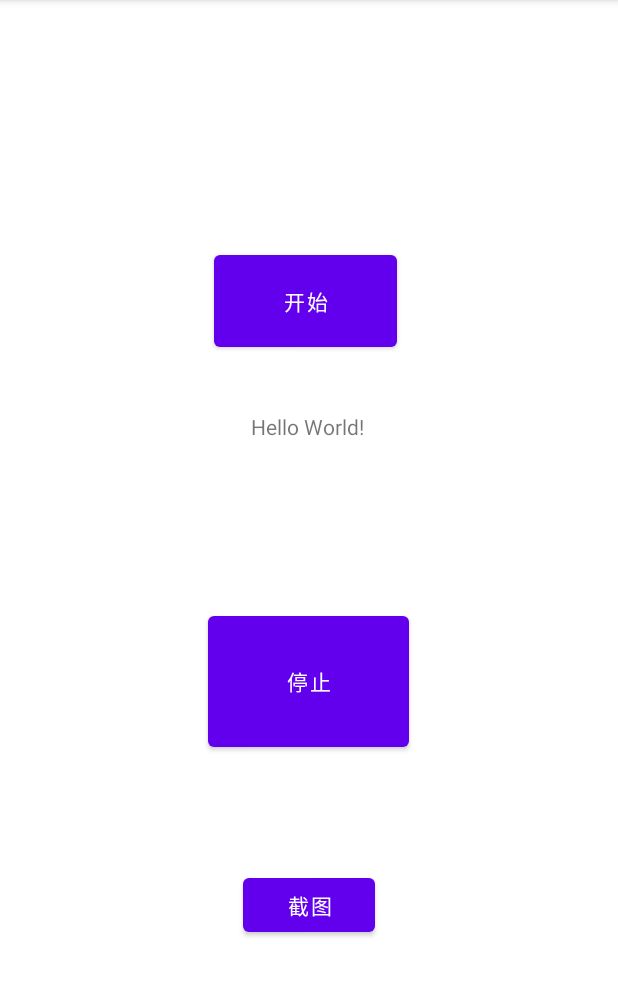
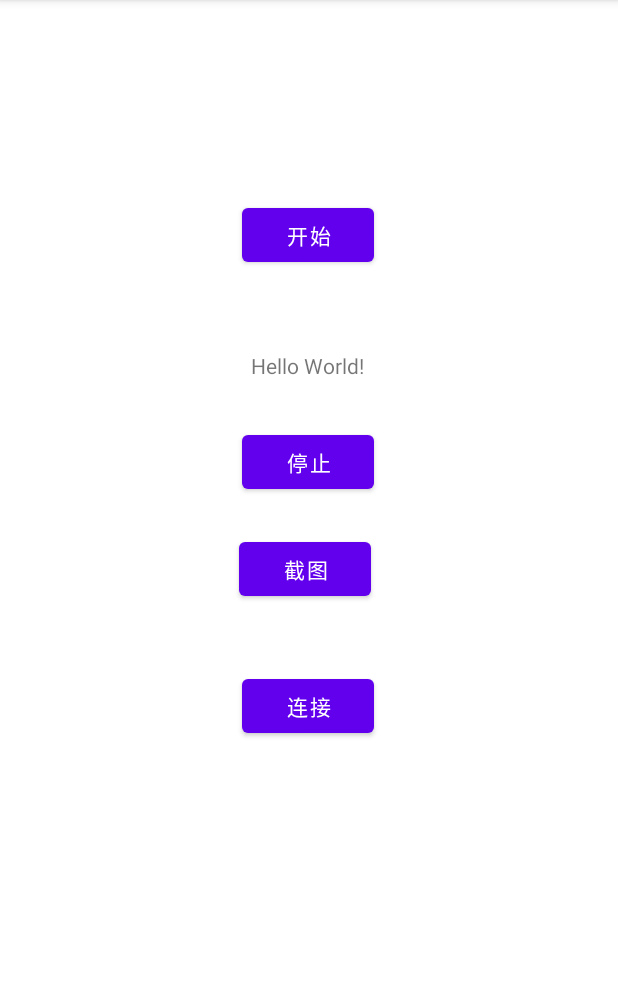
Before and after one commit to Tsingv/Recording, an Android app: the screen it shows after launch (MainActivity), on a phone screen of 412 x 824 dp, the part 84-1080 px from its top. Run offline under Robolectric (Android 15) with nearby library versions, the phone set to English and light mode, and no system bars.

```diff
--- a/app/src/main/java/com/example/recording/MainActivity.java
+++ b/app/src/main/java/com/example/recording/MainActivity.java
@@ -31,10 +31,13 @@ import java.io.IOException;
 public class MainActivity<button> extends AppCompatActivity {
 
     private static final String TAG = "MANMAN";
-    String[] permissions = new String[]{Manifest.permission.RECORD_AUDIO, Manifest.permission.READ_EXTERNAL_STORAGE, Manifest.permission.WRITE_EXTERNAL_STORAGE, Manifest.permission.FOREGROUND_SERVICE, Manifest.permission.CAMERA};
+    private static final int REQUEST_RC = 78999;
+    String[] permissions = new String[]{Manifest.permission.RECORD_AUDIO, Manifest.permission.READ_EXTERNAL_STORAGE, Manifest.permission.WRITE_EXTERNAL_STORAGE, Manifest.permission.FOREGROUND_SERVICE, Manifest.permission.CAMERA, Manifest.permission.INTERNET};
     boolean mPassPermissions = true;
     private ScreenRecordService srecorder = null;
     private ScreenRecordService.Binder binder = null;
+    private RemoteControl.Binder binderRemote = null;
+    private RemoteControl remoteControl = null;
     private int mResultCode;
     private Intent mData;
     private MediaProjectionManager mMediaProjectionManager;
@@ -95,6 +98,27 @@ public class MainActivity<button> extends AppCompatActivity {
 //                intent.putExtra("width", mWindowWidth);
 //                intent.putExtra("height", mWindowHeight);
 //                startService(intent);
+
+                screenshot();
+            }
+        });
+        Button button4 = (Button) findViewById(R.id.btn_connect);
+        button4.setOnClickListener(new View.OnClickListener() {
+            @Override
+            public void onClick(View v) {
+                Log.e("CLICKED", "CONNECT");
+                Intent intent = new Intent(MainActivity.this, RemoteControl.class);
+                bindService(intent, remote, BIND_AUTO_CREATE);
+            }
+        });
+
+        judgePermissions();
+        if(!mPassPermissions) {
+            ActivityCompat.requestPermissions(this, this.permissions, 99);
+        }
+    }
+
+    private void screenshot(){
         Bitmap mBitmap = shotme(MainActivity.this);
         String mImagePath="/sdcard/";
         String mImageName = System.currentTimeMillis() + ".png";
@@ -121,13 +145,23 @@ public class MainActivity<button> extends AppCompatActivity {
             Toast.makeText(MainActivity.super.getApplicationContext(), "Failed", Toast.LENGTH_SHORT).show();
         }
     }
-        });
 
-        judgePermissions();
-        if(!mPassPermissions) {
-            ActivityCompat.requestPermissions(this, this.permissions, 99);
+    private ServiceConnection remote = new ServiceConnection() {
+        @Override
+        public void onServiceConnected(ComponentName name, IBinder service) {
+            binderRemote = (RemoteControl.Binder) service;
+            remoteControl = binderRemote.getService();
+            binderRemote.setData("119.28.213.240", 7888, mWindowWidth, mWindowHeight);
+//            Toast.makeText(MainActivity.this, "ready", Toast.LENGTH_SHORT).show();
+            remoteControl.start();
+            Log.e("HERE", "started");
         }
+
+        @Override
+        public void onServiceDisconnected(ComponentName name) {
+
         }
+    };
 
     public Bitmap shotme(Activity activity){
         View view = activity.getWindow().getDecorView();
--- a/app/src/main/res/layout/activity_main.xml
+++ b/app/src/main/res/layout/activity_main.xml
@@ -16,50 +16,54 @@
         app:layout_constraintLeft_toLeftOf="parent"
         app:layout_constraintRight_toRightOf="parent"
         app:layout_constraintTop_toTopOf="parent"
-        app:layout_constraintVertical_bias="0.367" />
+        app:layout_constraintVertical_bias="0.313" />
 
     <Button
         android:id="@+id/btn_stop"
-        android:layout_width="134dp"
-        android:layout_height="99dp"
-        android:layout_marginStart="158dp"
-        android:layout_marginTop="43dp"
-        android:layout_marginEnd="160dp"
-        android:layout_marginBottom="264dp"
+        android:layout_width="wrap_content"
+        android:layout_height="wrap_content"
         android:text="@string/stopword"
         app:layout_constraintBottom_toBottomOf="parent"
         app:layout_constraintEnd_toEndOf="parent"
-        app:layout_constraintHorizontal_bias="0.487"
+        app:layout_constraintHorizontal_bias="0.498"
         app:layout_constraintStart_toStartOf="parent"
         app:layout_constraintTop_toBottomOf="@+id/textView"
-        app:layout_constraintVertical_bias="1.0" />
+        app:layout_constraintVertical_bias="0.065" />
 
     <Button
         android:id="@+id/btn_start"
-        android:layout_width="122dp"
-        android:layout_height="73dp"
-        android:layout_marginStart="142dp"
-        android:layout_marginTop="157dp"
-        android:layout_marginEnd="147dp"
-        android:layout_marginBottom="31dp"
+        android:layout_width="wrap_content"
+        android:layout_height="wrap_content"
         android:text="@string/btn_start"
         app:layout_constraintBottom_toTopOf="@+id/textView"
         app:layout_constraintEnd_toEndOf="parent"
+        app:layout_constraintHorizontal_bias="0.498"
         app:layout_constraintStart_toStartOf="parent"
-        app:layout_constraintTop_toTopOf="parent" />
+        app:layout_constraintTop_toTopOf="parent"
+        app:layout_constraintVertical_bias="0.713" />
 
     <Button
         android:id="@+id/btn_shot"
         android:layout_width="wrap_content"
         android:layout_height="wrap_content"
-        android:layout_marginStart="159dp"
-        android:layout_marginTop="75dp"
-        android:layout_marginEnd="159dp"
-        android:layout_marginBottom="141dp"
         android:text="@string/shortcut"
         app:layout_constraintBottom_toBottomOf="parent"
         app:layout_constraintEnd_toEndOf="parent"
+        app:layout_constraintHorizontal_bias="0.492"
         app:layout_constraintStart_toStartOf="parent"
-        app:layout_constraintTop_toBottomOf="@+id/btn_stop" />
+        app:layout_constraintTop_toBottomOf="@+id/btn_stop"
+        app:layout_constraintVertical_bias="0.06" />
+
+    <Button
+        android:id="@+id/btn_connect"
+        android:layout_width="wrap_content"
+        android:layout_height="wrap_content"
+        android:text="@string/connect"
+        app:layout_constraintBottom_toBottomOf="parent"
+        app:layout_constraintEnd_toEndOf="parent"
+        app:layout_constraintHorizontal_bias="0.498"
+        app:layout_constraintStart_toStartOf="parent"
+        app:layout_constraintTop_toBottomOf="@+id/btn_shot"
+        app:layout_constraintVertical_bias="0.136" />
 
 </androidx.constraintlayout.widget.ConstraintLayout>
--- a/app/src/main/res/values/strings.xml
+++ b/app/src/main/res/values/strings.xml
@@ -4,4 +4,5 @@
     <string name="stopword">停止</string>
     <string name="btn_start">开始</string>
     <string name="shortcut">截图</string>
+    <string name="connect">连接</string>
 </resources>
```
Also changed, not shown: app/src/main/AndroidManifest.xml (+11 -4 lines), app/src/main/java/com/example/recording/RemoteControl.java (added, +238 -0 lines). Lines whose indentation alone changed are shown as unchanged.
